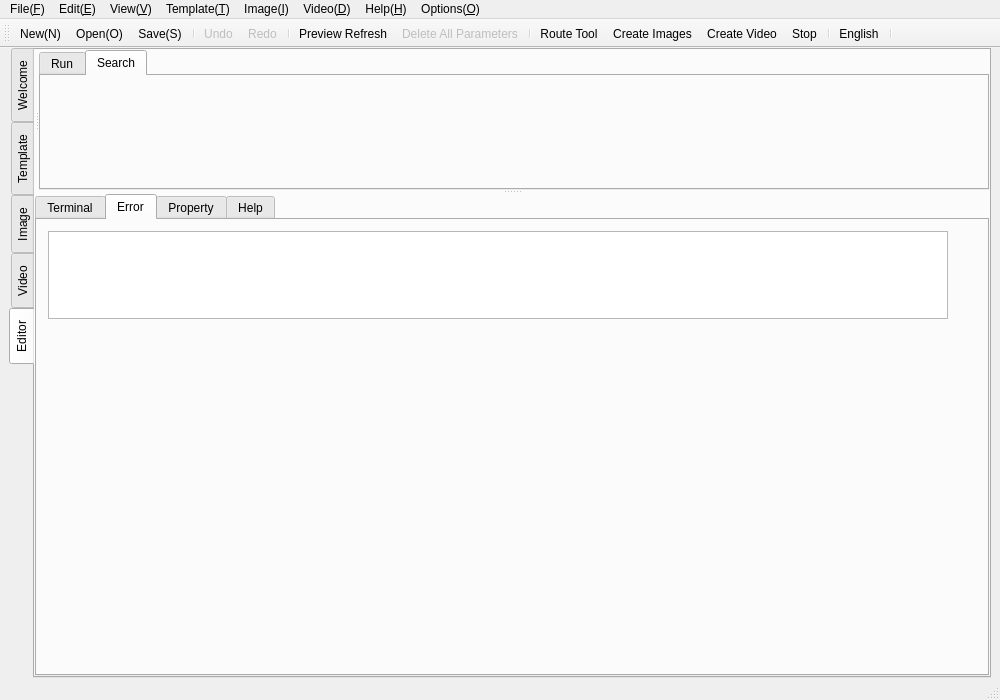
First picture: the form in src/mainwindow.ui, repository Teddy-van-Jerry/Fractal_Designer, before the edit.
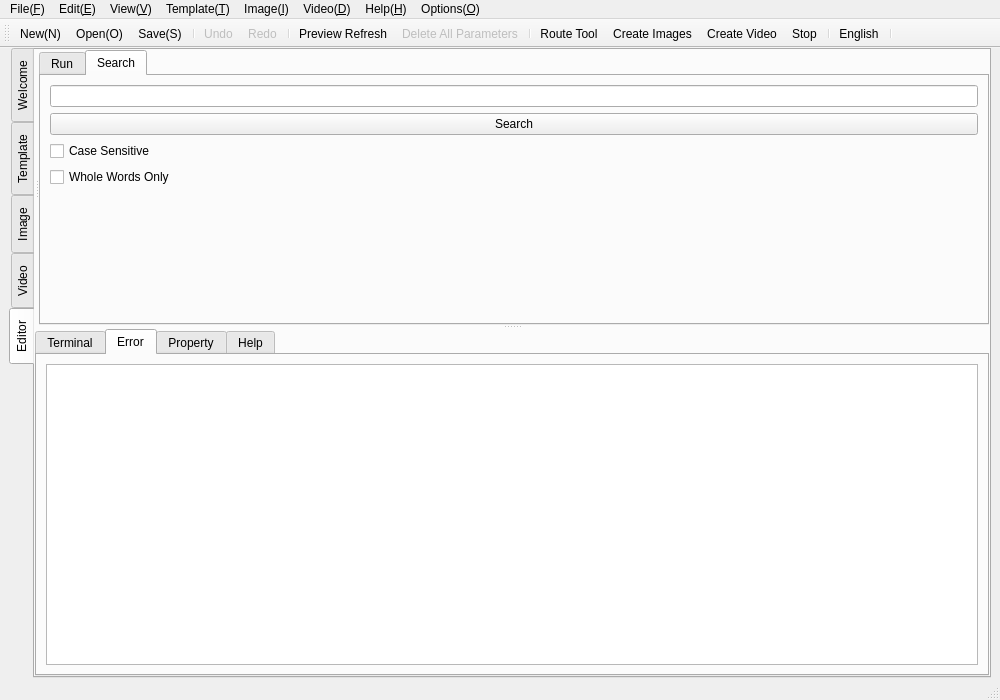
Second picture: the form after the edit. The open tabs and pages were chosen to show the change. Icons and pictures are not drawn.

Commit message:
Add Error List - 6.0.6
Add "error list" in the tab Editor.

Diff of the .ui file:
```diff
--- a/src/mainwindow.ui
+++ b/src/mainwindow.ui
@@ -1732,7 +1732,7 @@
           </property>
           <widget class="QWidget" name="widget_Editor_Up" native="true">
            <layout class="QGridLayout" name="gridLayout_18">
-            <item row="0" column="0">
+            <item row="1" column="0">
              <widget class="QSplitter" name="splitter_Editor_Up">
               <property name="orientation">
                <enum>Qt::Horizontal</enum>
@@ -1762,6 +1762,45 @@
                 <attribute name="title">
                  <string>Search</string>
                 </attribute>
+                <layout class="QGridLayout" name="gridLayout_16">
+                 <item row="0" column="0">
+                  <widget class="QLineEdit" name="lineEdit_searchName"/>
+                 </item>
+                 <item row="3" column="0">
+                  <widget class="QCheckBox" name="checkBox_searchWholeWordsOnly">
+                   <property name="text">
+                    <string>Whole Words Only</string>
+                   </property>
+                  </widget>
+                 </item>
+                 <item row="1" column="0">
+                  <widget class="QPushButton" name="pushButton_search">
+                   <property name="text">
+                    <string>Search</string>
+                   </property>
+                  </widget>
+                 </item>
+                 <item row="2" column="0">
+                  <widget class="QCheckBox" name="checkBox_searchCaseSensitive">
+                   <property name="text">
+                    <string>Case Sensitive</string>
+                   </property>
+                  </widget>
+                 </item>
+                 <item row="4" column="0">
+                  <spacer name="verticalSpacer_27">
+                   <property name="orientation">
+                    <enum>Qt::Vertical</enum>
+                   </property>
+                   <property name="sizeHint" stdset="0">
+                    <size>
+                     <width>20</width>
+                     <height>40</height>
+                    </size>
+                   </property>
+                  </spacer>
+                 </item>
+                </layout>
                </widget>
               </widget>
              </widget>
@@ -1812,16 +1851,11 @@
                <attribute name="title">
                 <string>Error</string>
                </attribute>
-               <widget class="QTableView" name="tableView_error">
-                <property name="geometry">
-                 <rect>
-                  <x>11</x>
-                  <y>11</y>
-                  <width>900</width>
-                  <height>88</height>
-                 </rect>
-                </property>
-               </widget>
+               <layout class="QGridLayout" name="gridLayout_15">
+                <item row="0" column="0">
+                 <widget class="QTableView" name="tableView_error"/>
+                </item>
+               </layout>
               </widget>
               <widget class="QWidget" name="tab_property">
                <attribute name="title">
```
Left out of the diff: 8 changed lines with no effect on the pictures. The commit also changes 9 other files.
